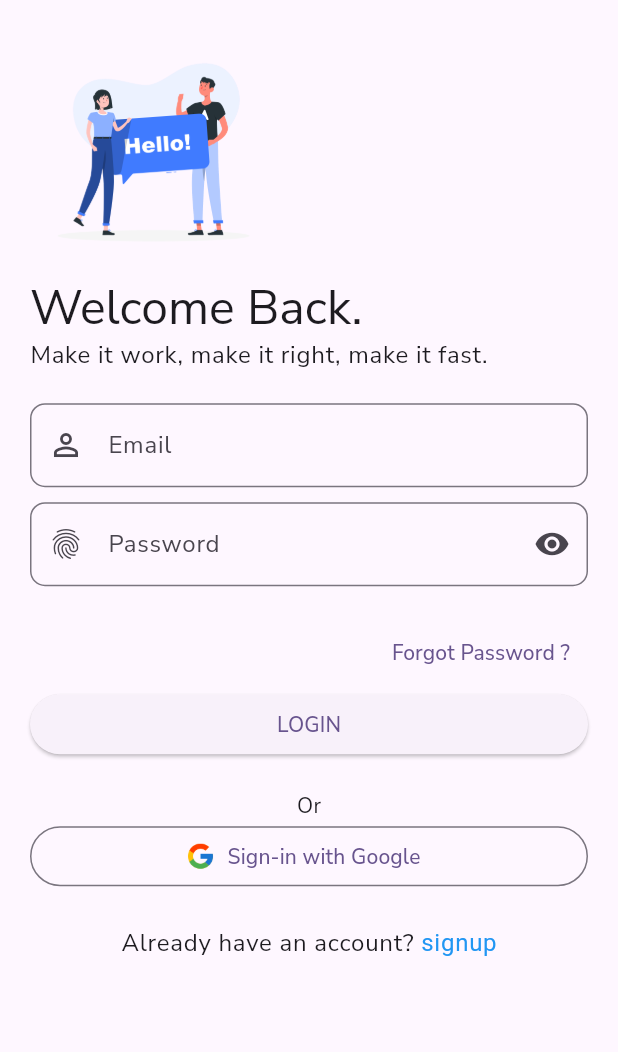
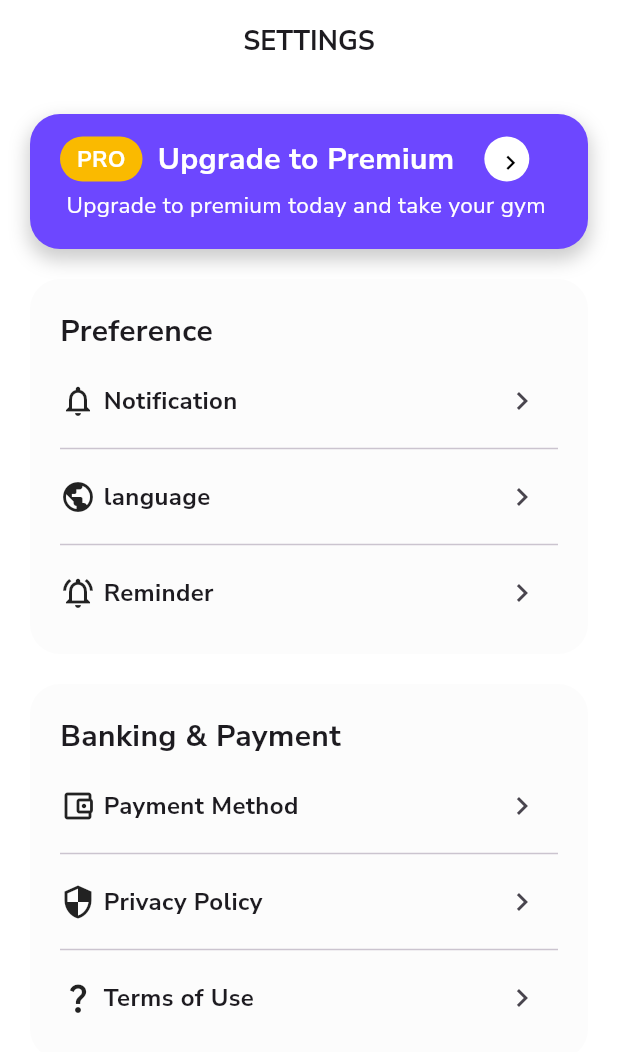
Before and after one commit to Josiskino/Tourism_App, a Flutter app: the screen it shows after launch, on a phone screen of 412 x 824 dp. Shown: the top 1052 px of the screen. Run offline on Flutter 3.47's test engine with Material 3 defaults, Android fonts, the phone set to English and light mode, and no system bars; our stand-ins replace flutter_bloc, fpdart, google_fonts, supabase_flutter; accounts and stored records are empty.

Commit message:
Add Settings Page

```diff
--- /dev/null
+++ b/lib/curve_container_design.dart
@@ -0,0 +1,70 @@
+import 'package:flutter/material.dart';
+
+class CurveContainerDesign extends StatelessWidget {
+  const CurveContainerDesign({super.key});
+
+  @override
+  Widget build(BuildContext context) {
+    return  Center(
+      child: ClipPath(
+        clipper: CustomShapeClipper(),
+        child: Container(
+          width: 300,
+          height: 200,
+          decoration: const BoxDecoration(
+            color: Colors.blue,
+                borderRadius: BorderRadius.all(Radius.circular(20)),
+        ),
+        child: const Center(
+          child: Text(
+            'Custum Container border',
+            style: TextStyle(
+              color: Colors.white,
+              fontSize: 18,
+            ),
+            ),
+        ),
+      ),
+    ),
+    );
+  }
+}
+
+class CustomShapeClipper extends CustomClipper<Path> {
+  @override
+  Path getClip(Size size) {
+    final path = Path()
+      ..moveTo(0, 0)
+      ..lineTo(size.width - 50, 0)
+      ..arcToPoint(
+        Offset(size.width, 50),
+        radius: const Radius.circular(50),
+        clockwise: false,
+      )
+      ..lineTo(size.width, size.height - 50)
+      ..arcToPoint(
+        Offset(size.width - 50, size.height),
+        radius: const Radius.circular(50),
+        clockwise: true,
+      )
+      ..lineTo(50, size.height)
+      ..arcToPoint(
+        Offset(0, size.height - 50),
+        radius: const Radius.circular(50),
+        clockwise: false,
+      )
+      ..lineTo(0, 50)
+      ..arcToPoint(
+        const Offset(50, 0),
+        radius: const Radius.circular(50),
+        clockwise: true,
+      )
+      ..close();
+    return path;
+  }
+
+  @override
+  bool shouldReclip(CustomClipper<Path> oldClipper) {
+    return false;
+  }
+}
--- /dev/null
+++ b/lib/curve_container_design2.dart
@@ -0,0 +1,51 @@
+import 'package:flutter/material.dart';
+
+class CurveContainerDesign2 extends StatelessWidget {
+  const CurveContainerDesign2({super.key});
+
+  @override
+  Widget build(BuildContext context) {
+    return  Center(
+      child: ClipPath(
+        clipper: CustomShapeClipper(),
+        child: Container(
+          width: 300,
+          height: 300,
+          decoration: const BoxDecoration(
+            color: Colors.blue,
+                borderRadius: BorderRadius.all(Radius.circular(30)),
+        ),
+        child: const Center(
+          child: Text(
+            'Custum Container border',
+            style: TextStyle(
+              color: Colors.white,
+              fontSize: 18,
+            ),
+            ),
+        ),
+      ),
+    ),
+    );
+  }
+}
+
+class CustomShapeClipper extends CustomClipper<Path> {
+  @override
+  Path getClip(Size size) {
+    final path = Path()
+      ..moveTo(265, size.height)
+      ..quadraticBezierTo(265, size.height, size.height-290, size.width-20)
+      ..quadraticBezierTo(size.height-290, size.width-90, size.height-240, size.width-50)
+
+
+
+      ..close();
+    return path;
+  }
+
+  @override
+  bool shouldReclip(CustomClipper<Path> oldClipper) {
+    return false;
+  }
+}
--- a/lib/main.dart
+++ b/lib/main.dart
@@ -2,11 +2,12 @@ import 'package:flutter/material.dart';
 import 'package:flutter_bloc/flutter_bloc.dart';
 import 'package:google_fonts/google_fonts.dart';
 import 'package:myapp/core/secrets/app_secret.dart';
+import 'package:myapp/curve_container_design2.dart';
 import 'package:myapp/features/auth/data/datasources/remote/auth_remote_data_source.dart';
 import 'package:myapp/features/auth/data/repository/auth_repository_impl.dart';
 import 'package:myapp/features/auth/domain/usecases/user_sign_up.dart';
 import 'package:myapp/features/auth/presentation/bloc/auth_bloc.dart';
-import 'package:myapp/login/login.dart';
+import 'package:myapp/settings/settings_page.dart';
 import 'package:supabase_flutter/supabase_flutter.dart';
 
 void main() async {
@@ -46,7 +47,7 @@ class MyApp extends StatelessWidget {
         useMaterial3: true,
         fontFamily: GoogleFonts.nunitoSans().fontFamily,
       ),
-      home: const LoginScreen(),
+      home: const SettingsPage(),
     );
   }
 }
--- /dev/null
+++ b/lib/settings/settings_page.dart
@@ -0,0 +1,47 @@
+import 'package:flutter/material.dart';
+
+import 'widgets/upgrade_section_widget.dart';
+import 'widgets/payment_section.dart';
+import 'widgets/preference_section_widget.dart';
+
+class SettingsPage extends StatelessWidget {
+  const SettingsPage({super.key});
+
+  @override
+  Widget build(BuildContext context) {
+    return Scaffold(
+      appBar: AppBar(
+        backgroundColor: Colors.white,
+        title: const Row(
+          mainAxisAlignment: MainAxisAlignment.center,
+          children: [
+            Center(
+              child: Text(
+                'SETTINGS',
+                style: TextStyle(
+                  fontSize: 18,
+                  fontWeight: FontWeight.bold,
+                ),
+              ),
+            ),
+          ],
+        ),
+      ),
+      backgroundColor: Colors.white,
+      body: const SingleChildScrollView(
+        child: Padding(
+          padding: EdgeInsets.all(20.0),
+          child: Column(
+            children: [
+              UpgradeSectionWidget(),
+              SizedBox(height: 20),
+              PreferenceSectionWidget(),
+              SizedBox(height: 20),
+              PaymentSection(),
+            ],
+          ),
+        ),
+      ),
+    );
+  }
+}
--- /dev/null
+++ b/lib/settings/widgets/payment_section.dart
@@ -0,0 +1,114 @@
+import 'package:flutter/material.dart';
+
+class PaymentSection extends StatelessWidget {
+  const PaymentSection({
+    super.key,
+  });
+
+  @override
+  Widget build(BuildContext context) {
+    return Container(
+      height: 250,
+      width: double.infinity,
+      decoration: BoxDecoration(
+        borderRadius: BorderRadius.circular(20),
+        color: const Color.fromRGBO(252, 252, 252, 1),
+      ),
+      child: Column(
+        crossAxisAlignment: CrossAxisAlignment.start,
+        children: [
+          const Padding(
+            padding: EdgeInsets.only(top: 20, left: 20),
+            child: Text(
+              'Banking & Payment',
+              style: TextStyle(
+                fontWeight: FontWeight.bold,
+                fontSize: 20,
+              ),
+              ),
+          ),
+          const SizedBox(
+            height: 8,
+          ),
+          Padding(
+            padding: const EdgeInsets.only(right: 20, left: 20),
+            child: Row(
+              children: [
+                const Icon(Icons.account_balance_wallet_outlined),
+                const SizedBox(
+                  width: 5,
+                ),
+                const Text(
+                  'Payment Method',
+                  style: TextStyle(
+                    fontSize: 16,
+                    fontWeight: FontWeight.bold,
+                  ),
+                  ),
+                const Spacer(),
+                IconButton(
+                  onPressed: () {},
+                  icon: const Icon(Icons.chevron_right),
+                ),
+              ],
+            ),
+          ),
+          const Padding(
+            padding: EdgeInsets.only(left: 20, right: 20),
+            child: Divider(),
+          ),
+          Padding(
+            padding: const EdgeInsets.only(right: 20, left: 20),
+            child: Row(
+              children: [
+                const Icon(Icons.security),
+                const SizedBox(
+                  width: 5,
+                ),
+                const Text(
+                  'Privacy Policy',
+                  style: TextStyle(
+                    fontSize: 16,
+                    fontWeight: FontWeight.bold,
+                  ),
+                  ),
+                const Spacer(),
+                IconButton(
+                  onPressed: () {},
+                  icon: const Icon(Icons.chevron_right),
+                ),
+              ],
+            ),
+          ),
+           const Padding(
+            padding: EdgeInsets.only(left: 20, right: 20),
+            child: Divider(),
+          ),
+          Padding(
+            padding: const EdgeInsets.only(right: 20, left: 20),
+            child: Row(
+              children: [
+                const Icon(Icons.question_mark),
+                const SizedBox(
+                  width: 5,
+                ),
+                const Text(
+                  'Terms of Use',
+                  style: TextStyle(
+                    fontSize: 16,
+                    fontWeight: FontWeight.bold,
+                  ),
+                  ),
+                const Spacer(),
+                IconButton(
+                  onPressed: () {},
+                  icon: const Icon(Icons.chevron_right),
+                ),
+              ],
+            ),
+          ),
+        ],
+      ),
+    );
+  }
+}
--- /dev/null
+++ b/lib/settings/widgets/preference_section_widget.dart
@@ -0,0 +1,115 @@
+import 'package:flutter/material.dart';
+
+
+class PreferenceSectionWidget extends StatelessWidget {
+  const PreferenceSectionWidget({
+    super.key,
+  });
+
+  @override
+  Widget build(BuildContext context) {
+    return Container(
+      height: 250,
+      width: double.infinity,
+      decoration: BoxDecoration(
+        borderRadius: BorderRadius.circular(20),
+        color: const Color.fromRGBO(252, 252, 252, 1),
+      ),
+      child: Column(
+        crossAxisAlignment: CrossAxisAlignment.start,
+        children: [
+          const Padding(
+            padding: EdgeInsets.only(top: 20, left: 20),
+            child: Text(
+              'Preference',
+              style: TextStyle(
+                fontWeight: FontWeight.bold,
+                fontSize: 20,
+              ),
+              ),
+          ),
+          const SizedBox(
+            height: 8,
+          ),
+          Padding(
+            padding: const EdgeInsets.only(right: 20, left: 20),
+            child: Row(
+              children: [
+                const Icon(Icons.notifications_none),
+                const SizedBox(
+                  width: 5,
+                ),
+                const Text(
+                  'Notification',
+                  style: TextStyle(
+                    fontSize: 16,
+                    fontWeight: FontWeight.bold,
+                  ),
+                  ),
+                const Spacer(),
+                IconButton(
+                  onPressed: () {},
+                  icon: const Icon(Icons.chevron_right),
+                ),
+              ],
+            ),
+          ),
+          const Padding(
+            padding: EdgeInsets.only(left: 20, right: 20),
+            child: Divider(),
+          ),
+          Padding(
+            padding: const EdgeInsets.only(right: 20, left: 20),
+            child: Row(
+              children: [
+                const Icon(Icons.public_outlined),
+                const SizedBox(
+                  width: 5,
+                ),
+                const Text(
+                  'language',
+                  style: TextStyle(
+                    fontSize: 16,
+                    fontWeight: FontWeight.bold,
+                  ),
+                  ),
+                const Spacer(),
+                IconButton(
+                  onPressed: () {},
+                  icon: const Icon(Icons.chevron_right),
+                ),
+              ],
+            ),
+          ),
+           const Padding(
+            padding: EdgeInsets.only(left: 20, right: 20),
+            child: Divider(),
+          ),
+          Padding(
+            padding: const EdgeInsets.only(right: 20, left: 20),
+            child: Row(
+              children: [
+                const Icon(Icons.notifications_active_outlined),
+                const SizedBox(
+                  width: 5,
+                ),
+                const Text(
+                  'Reminder',
+                  style: TextStyle(
+                    fontSize: 16,
+                    fontWeight: FontWeight.bold,
+                  ),
+                  ),
+                const Spacer(),
+                IconButton(
+                  onPressed: () {},
+                  icon: const Icon(Icons.chevron_right),
+                ),
+              ],
+            ),
+          ),
+        ],
+      ),
+    );
+  }
+}
--- /dev/null
+++ b/lib/settings/widgets/upgrade_section_widget.dart
@@ -0,0 +1,92 @@
+import 'package:flutter/material.dart';
+
+class UpgradeSectionWidget extends StatelessWidget {
+  const UpgradeSectionWidget({
+    super.key,
+  });
+
+  @override
+  Widget build(BuildContext context) {
+    return Container(
+      height: 90,
+      width: double.infinity,
+      decoration: BoxDecoration(
+        color: const Color.fromRGBO(109, 71, 255, 1),
+        borderRadius: BorderRadius.circular(20.0),
+        boxShadow: [
+          BoxShadow(
+            color: Colors.black.withOpacity(0.2),
+            spreadRadius: 1,
+            blurRadius: 10,
+            offset: const Offset(0, 6),
+          ),
+        ],
+      ),
+      child: Column(
+        children: [
+          Row(
+            children: [
+              Padding(
+                padding: const EdgeInsets.only(top: 15, left: 20),
+                child: Container(
+                  height: 30,
+                  width: 55,
+                  decoration: BoxDecoration(
+                    borderRadius: BorderRadius.circular(15),
+                    color: const Color.fromRGBO(250, 186, 0, 1),
+                  ),
+                  child: const Center(
+                    child: Text(
+                      'PRO',
+                      style: TextStyle(
+                        fontSize: 15,
+                        color: Colors.white,
+                        fontWeight: FontWeight.bold,
+                      ),
+                    ),
+                  ),
+                ),
+              ),
+              const SizedBox(width: 10),
+              const Padding(
+                padding: EdgeInsets.only(top: 15),
+                child: Text(
+                  'Upgrade to Premium',
+                  style: TextStyle(
+                    fontSize: 20,
+                    fontWeight: FontWeight.bold,
+                    color: Colors.white,
+                  ),
+                ),
+              ),
+              const SizedBox(width: 20,),
+              Padding(padding: const EdgeInsets.only(top: 15, right: 20), child: CircleAvatar(
+                  radius: 15.0, // Adjust the radius as needed
+                  backgroundColor: Colors.white,
+                  child: Container(
+                    width: 30.0, // Should be 2 times the radius for a perfect circle
+                    height: 30.0,
+                    alignment: Alignment.center,
+                    child: IconButton(
+                      onPressed: () {},
+                      icon: const Icon(Icons.chevron_right),
+                      color: Colors.black, // Change icon color if needed
+                      iconSize: 19.0, // Adjust the size of the icon
+                    ),
+                  ),
+                ),)
+            ],
+          ),
+          const SizedBox(height: 5),
+          const Text(
+            'Upgrade to premium today and take your gym ',
+            style: TextStyle(
+              color: Colors.white,
+              fontSize: 15
+            ),
+            ),
+        ],
+      ),
+    );
+  }
+}
```
